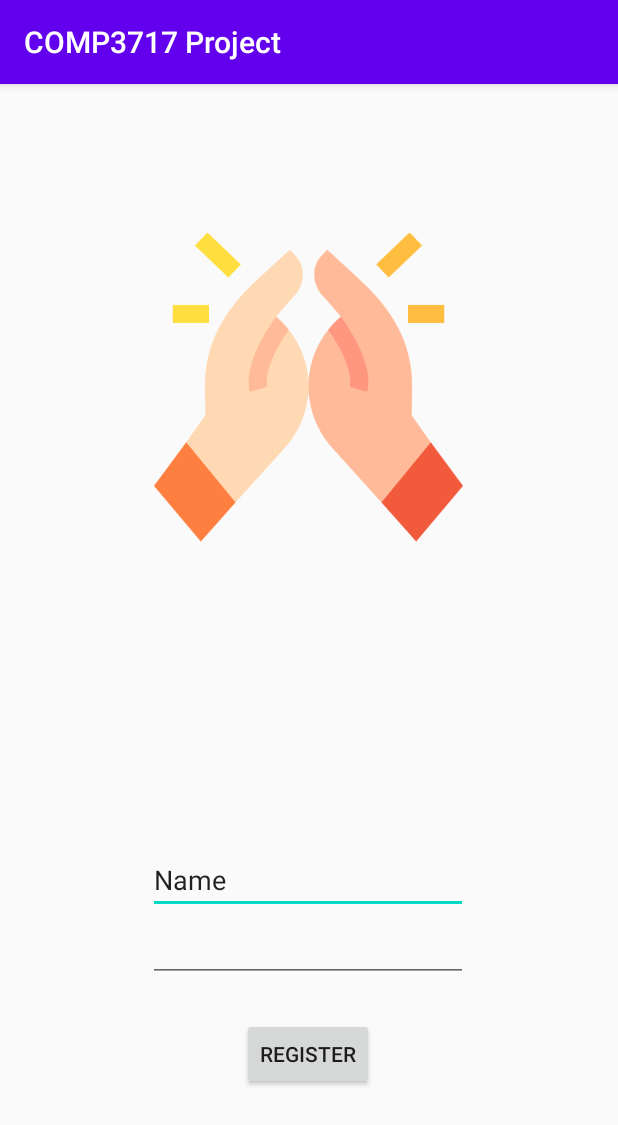
After one commit to herbertmaa/BlessUp, an Android app: the RegisterActivity screen opened directly, with no data from a screen before it, on a phone screen of 412 x 824 dp. The commit adds this screen. Shown: the top 1125 px of the screen. Run offline under Robolectric (Android 15) with nearby library versions, the phone set to English and light mode, and no system bars; libraries missing offline, so code that uses them is left out: com.facebook, com.facebook.login, io.realm, io.realm.mongodb.

Commit message:
Register Layout and Activity (#11)
* Added misc.xml to git ignore and fixed Religion Selection Intent
* Register Layout & Activity

```diff
--- a/app/src/main/AndroidManifest.xml
+++ b/app/src/main/AndroidManifest.xml
@@ -18,16 +18,16 @@
                 <category android:name="android.intent.category.LAUNCHER" />
             </intent-filter>
         </activity>
-        <activity android:name=".LoginActivity" />
-        <activity android:name=".ChatActivity" />
-        <activity android:name=".ReligionSelectionActivity" />
-        <activity android:name=".ChurchListingsActivity" />
+        <activity android:name=".LoginActivity"/>
+        <activity android:name=".ChatActivity"/>
+        <activity android:name=".ReligionSelectionActivity"/>
+        <activity android:name=".ChurchListingsActivity"/>
+        <activity android:name=".RegisterActivity"/>
         <activity android:name=".MapActivity"/>
 
         <meta-data
             android:name="com.facebook.sdk.ApplicationId"
             android:value="@string/facebook_app_id" />
-
         <activity
             android:name="com.facebook.FacebookActivity"
             android:configChanges="keyboard|keyboardHidden|screenLayout|screenSize|orientation"
--- a/app/src/main/java/com/bcit/comp3717project/MainActivity.java
+++ b/app/src/main/java/com/bcit/comp3717project/MainActivity.java
@@ -20,17 +20,22 @@ public class MainActivity extends AppCompatActivity {
     }
 
     public void onSelectReligionClick(View view) {
-        Intent i = new Intent(this, ReligionSelectionActivity.class); //TODO
+        Intent i = new Intent(this, ReligionSelectionActivity.class);
         startActivity(i);
     }
 
     public void onSelectChatClick(View view) {
         Intent i = new Intent(this, ChatActivity.class);
         startActivity(i);
+    }
 
-    }
     public void onSelectChurchClick(View view) {
         Intent i = new Intent(this, ChurchListingsActivity.class);
+        startActivity(i);
+    }
+
+    public void onSelectRegisterClick(View view) {
+        Intent i = new Intent(this, RegisterActivity.class);
         startActivity(i);
     }
 
--- /dev/null
+++ b/app/src/main/java/com/bcit/comp3717project/RegisterActivity.java
@@ -0,0 +1,40 @@
+package com.bcit.comp3717project;
+
+import androidx.appcompat.app.AppCompatActivity;
+
+import android.app.Application;
+import android.os.Bundle;
+import android.util.Log;
+import android.content.Intent;
+import android.view.View;
+import android.widget.Button;
+
+import com.facebook.CallbackManager;
+import com.facebook.FacebookCallback;
+import com.facebook.FacebookException;
+import com.facebook.login.LoginResult;
+import com.facebook.login.LoginManager;
+import com.facebook.login.widget.LoginButton;
+
+import io.realm.Realm;
+import io.realm.mongodb.Credentials;
+import io.realm.mongodb.App;
+import io.realm.mongodb.User;
+import io.realm.mongodb.AppConfiguration;
+import io.realm.mongodb.App.Result;
+
+public class RegisterActivity extends AppCompatActivity {
+
+    @Override
+    protected void onCreate(Bundle savedInstanceState) {
+
+        super.onCreate(savedInstanceState);
+        setContentView(R.layout.activity_register);
+    }
+
+    public void register(View view) {
+        Intent i = new Intent(this, MainActivity.class);
+        startActivity(i);
+    }
+
+}
--- a/app/src/main/res/layout/activity_main.xml
+++ b/app/src/main/res/layout/activity_main.xml
@@ -33,17 +33,18 @@
         android:onClick="onSelectChurchClick"/>
 
     <Button
+        android:id="@+id/SelectRegister"
+        android:layout_width="match_parent"
+        android:layout_height="wrap_content"
+        android:text="Register"
+        android:onClick="onSelectRegisterClick"/>
+
+    <Button
         android:id="@+id/SelectMapButton"
         android:layout_width="match_parent"
         android:layout_height="wrap_content"
         android:onClick="onSelectMapClick"
         android:text="Map Activity" />
 
-    <Button
-        android:id="@+id/button6"
-        android:layout_width="match_parent"
-        android:layout_height="wrap_content"
-        android:text="Button" />
-
 
 </LinearLayout>
--- /dev/null
+++ b/app/src/main/res/layout/activity_register.xml
@@ -0,0 +1,59 @@
+<?xml version="1.0" encoding="utf-8"?>
+<androidx.constraintlayout.widget.ConstraintLayout xmlns:android="http://schemas.android.com/apk/res/android"
+    xmlns:app="http://schemas.android.com/apk/res-auto"
+    xmlns:tools="http://schemas.android.com/tools"
+    android:layout_width="match_parent"
+    android:layout_height="match_parent"
+    tools:context=".RegisterActivity">
+
+    <EditText
+        android:id="@+id/emailTextField"
+        android:layout_width="wrap_content"
+        android:layout_height="wrap_content"
+        android:layout_marginTop="136dp"
+        android:ems="10"
+        android:inputType="textPersonName"
+        android:text="Name"
+        app:layout_constraintEnd_toEndOf="parent"
+        app:layout_constraintHorizontal_bias="0.497"
+        app:layout_constraintStart_toStartOf="parent"
+        app:layout_constraintTop_toBottomOf="@+id/imageView" />
+
+    <EditText
+        android:id="@+id/emailPasswordTextField"
+        android:layout_width="wrap_content"
+        android:layout_height="wrap_content"
+        android:layout_marginBottom="144dp"
+        android:ems="10"
+        android:inputType="textPassword"
+        app:layout_constraintBottom_toBottomOf="parent"
+        app:layout_constraintEnd_toEndOf="parent"
+        app:layout_constraintHorizontal_bias="0.497"
+        app:layout_constraintStart_toStartOf="parent"
+        app:layout_constraintTop_toBottomOf="@+id/emailTextField"
+        app:layout_constraintVertical_bias="0.0" />
+
+    <Button
+        android:id="@+id/registerButton"
+        android:layout_width="wrap_content"
+        android:layout_height="wrap_content"
+        android:layout_marginTop="24dp"
+        android:onClick="register"
+        android:text="Register"
+        app:layout_constraintEnd_toEndOf="parent"
+        app:layout_constraintHorizontal_bias="0.498"
+        app:layout_constraintStart_toStartOf="parent"
+        app:layout_constraintTop_toBottomOf="@+id/emailPasswordTextField" />
+
+    <ImageView
+        android:id="@+id/imageView"
+        android:layout_width="206dp"
+        android:layout_height="340dp"
+        android:layout_marginTop="32dp"
+        app:layout_constraintEnd_toEndOf="parent"
+        app:layout_constraintHorizontal_bias="0.497"
+        app:layout_constraintStart_toStartOf="parent"
+        app:layout_constraintTop_toTopOf="parent"
+        app:srcCompat="@drawable/praying" />
+
+</androidx.constraintlayout.widget.ConstraintLayout>
```
Also changed, not shown: app/src/main/res/drawable/bless.png (added), app/src/main/res/drawable/church.png, app/src/main/res/drawable/kaaba.png (added), app/src/main/res/drawable/praying.png (added), app/src/main/res/drawable/quran.png (added), app/src/main/res/drawable/sun.png (added).
